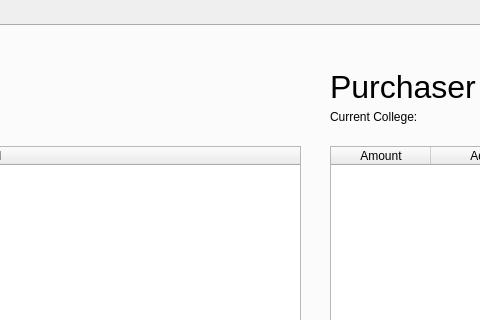
The window that Colleges/trip.ui (SubtractIt/CS1D-Project-2) describes before a commit, drawn with Qt 5; both pictures show x 342 to 822 and y 0 to 320 of the 1187 by 740 pixel window.
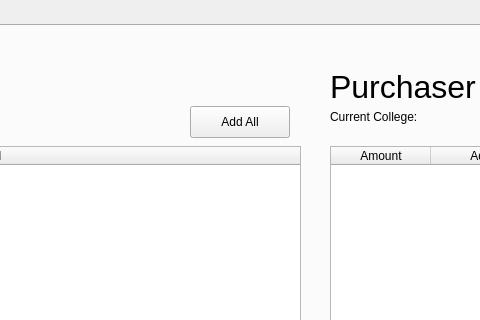
The same window after the commit.

Commit message: re add add all button

```diff
--- a/Colleges/trip.ui
+++ b/Colleges/trip.ui
@@ -223,6 +223,19 @@
       <string>College Adder</string>
      </property>
     </widget>
+    <widget class="QPushButton" name="addAllButton">
+     <property name="geometry">
+      <rect>
+       <x>530</x>
+       <y>80</y>
+       <width>100</width>
+       <height>32</height>
+      </rect>
+     </property>
+     <property name="text">
+      <string>Add All</string>
+     </property>
+    </widget>
    </widget>
   </widget>
  </widget>
```
The commit also changes 4 other files.
